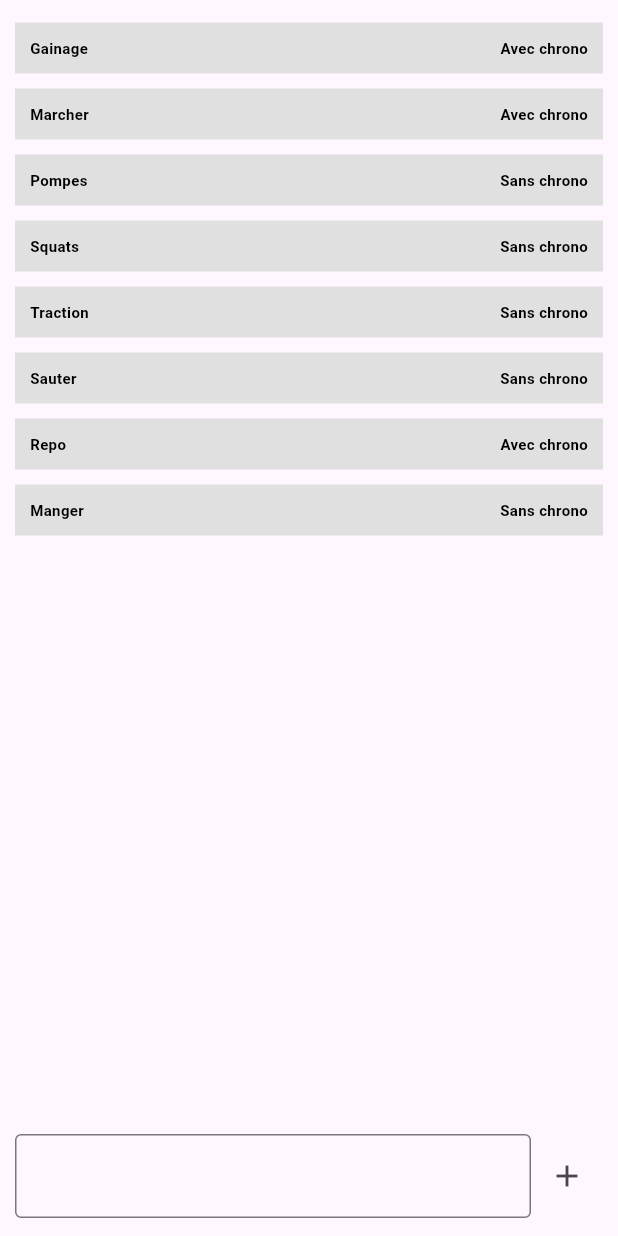
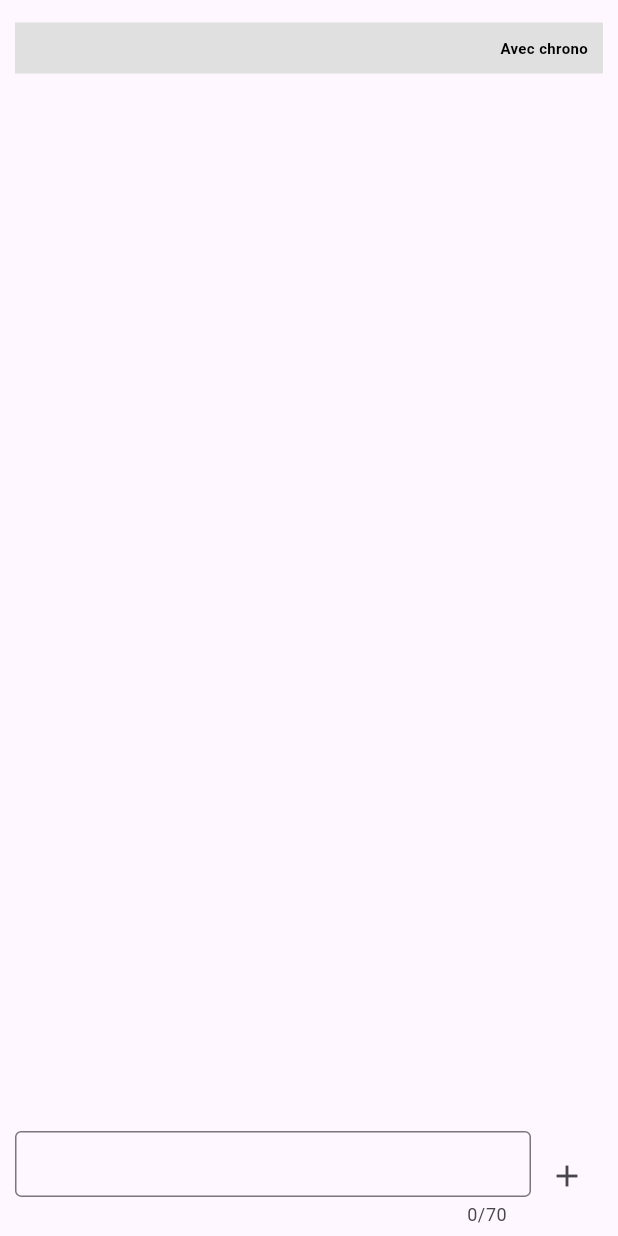
Before and after one commit to WrokSon/wilpro, a Flutter app: the TaskSubSection widget shown alone on an empty page, opened directly, after a tap on the "add" icon, on a phone screen of 412 x 824 dp. Run offline on Flutter 3.47's test engine with Material 3 defaults, Android fonts, the phone set to English and light mode, and no system bars; our stand-ins replace backdrop, cached_network_image, flutter_map, latlong2; network calls fail.

Commit message:
[ADD] notifierTask

```diff
--- a/wilpro/lib/model/task.dart
+++ b/wilpro/lib/model/task.dart
@@ -1,5 +1,5 @@
 class Task {
-  String id;
+  final String id;
   String title;
   bool withTimer;
 
--- /dev/null
+++ b/wilpro/lib/service/notifier/task_notifier.dart
@@ -0,0 +1,70 @@
+import 'package:flutter/foundation.dart';
+import 'package:uuid/uuid.dart';
+import 'package:wilpro/model/task.dart';
+
+class TaskNotifier with ChangeNotifier {
+  static final TaskNotifier instance = TaskNotifier._();
+  final List<Task> _tasks = [];
+
+  // constructeur privée
+  TaskNotifier._();
+
+  // renvoie la liste entiere des tache existante
+  List<Task> get taks => _tasks;
+  // renvoie la tache correspondant a l'id
+  Task getById(String id) => _tasks.firstWhere(
+        (element) => element.id == id,
+        orElse: () => Task(id: "-1", title: "", withTimer: false),
+      );
+
+  // verifi si la tache existe avec l'id
+  bool isExistById(String id) => getById(id).id != "-1" ? true : false;
+
+  // verifie une tache exite
+  bool isExistByTask(String title, bool withTimer) => _tasks
+              .firstWhere(
+                (element) =>
+                    element.title == title && element.withTimer == withTimer,
+                orElse: () => Task(id: "-1", title: "", withTimer: false),
+              )
+              .id ==
+          "-1"
+      ? false
+      : true;
+
+  // renvoie la liste avec les taches correspondant a la liste d'id
+  List<Task> getByListId(List<String> listID) {
+    final List<Task> liste = [];
+    for (String id in listID) {
+      if (isExistById(id)) liste.add(getById(id));
+    }
+    return liste;
+  }
+
+  // ajouter une tache
+  void addTask({required String title, required bool withTimer}) {
+    if (!isExistByTask(title, withTimer)) {
+      final uuid = Uuid().v1();
+      print("id : $uuid");
+      _tasks.add(Task(id: uuid, title: title, withTimer: withTimer));
+      notifyListeners();
+    }
+  }
+
+  void editTask(Task task) {
+    if (isExistById(task.id)) {
+      final tache = _tasks.firstWhere((test) => test.id == task.id);
+      tache.title = task.title;
+      tache.withTimer = task.withTimer;
+      notifyListeners();
+    }
+  }
+
+  // supprime l'element de la liste
+  void removeTaskById(String id) {
+    if (isExistById(id)) {
+      _tasks.removeWhere((element) => element.id == id);
+      notifyListeners();
+    }
+  }
+}
--- a/wilpro/lib/ui/page/sections/creationSubSection/task_sub_section.dart
+++ b/wilpro/lib/ui/page/sections/creationSubSection/task_sub_section.dart
@@ -1,5 +1,5 @@
 import 'package:flutter/material.dart';
-import 'package:wilpro/model/task.dart';
+import 'package:wilpro/service/notifier/task_notifier.dart';
 import 'package:wilpro/ui/composants/my_colors.dart';
 import 'package:wilpro/ui/composants/my_widgets.dart';
 
@@ -23,18 +23,12 @@ class _TaskSubSection extends State<TaskSubSection> {
   // vue
   @override
   Widget build(BuildContext context) {
-    final tasks = [
-      Task(id: "", title: "Gainage", withTimer: true),
-      Task(id: "", title: "Marcher", withTimer: true),
-      Task(id: "", title: "Pompes", withTimer: false),
-      Task(id: "", title: "Squats", withTimer: false),
-      Task(id: "", title: "Traction", withTimer: false),
-      Task(id: "", title: "Sauter", withTimer: false),
-      Task(id: "", title: "Repo", withTimer: true),
-      Task(id: "", title: "Manger", withTimer: false),
-    ];
+    final notifier = TaskNotifier.instance;
+    final tasks = notifier.taks;
 
-    return Expanded(
+    return ListenableBuilder(
+      listenable: notifier,
+      builder: (BuildContext context, Widget? child) => Expanded(
         child: Column(
           children: [
             Expanded(
@@ -60,9 +54,11 @@ class _TaskSubSection extends State<TaskSubSection> {
               alignment: Alignment.center,
               height: 80,
               child: Row(
+                mainAxisAlignment: MainAxisAlignment.center,
                 children: [
                   Expanded(
                     child: TextFormField(
+                      maxLength: 70,
                       controller: newTaskController,
                       decoration: const InputDecoration(
                         border: OutlineInputBorder(),
@@ -72,10 +68,9 @@ class _TaskSubSection extends State<TaskSubSection> {
                   IconButton(
                     onPressed: () {
                       setState(() {
-                      tasks.add(Task(
-                          id: "id",
+                        notifier.addTask(
                             title: newTaskController.text.trim(),
-                          withTimer: true));
+                            withTimer: true);
                       });
                       newTaskController.clear();
                     },
@@ -86,6 +81,7 @@ class _TaskSubSection extends State<TaskSubSection> {
             ),
           ],
         ),
+      ),
     );
   }
 }
--- a/wilpro/pubspec.yaml
+++ b/wilpro/pubspec.yaml
@@ -39,6 +39,7 @@ dependencies:
   flutter_map: ^7.0.2
   latlong2: ^0.9.1
   cached_network_image: ^3.4.1
+  uuid: ^4.4.2
 
 dev_dependencies:
   flutter_test:
```
Also changed, not shown: wilpro/pubspec.lock. Lines whose indentation alone changed are shown as unchanged.
